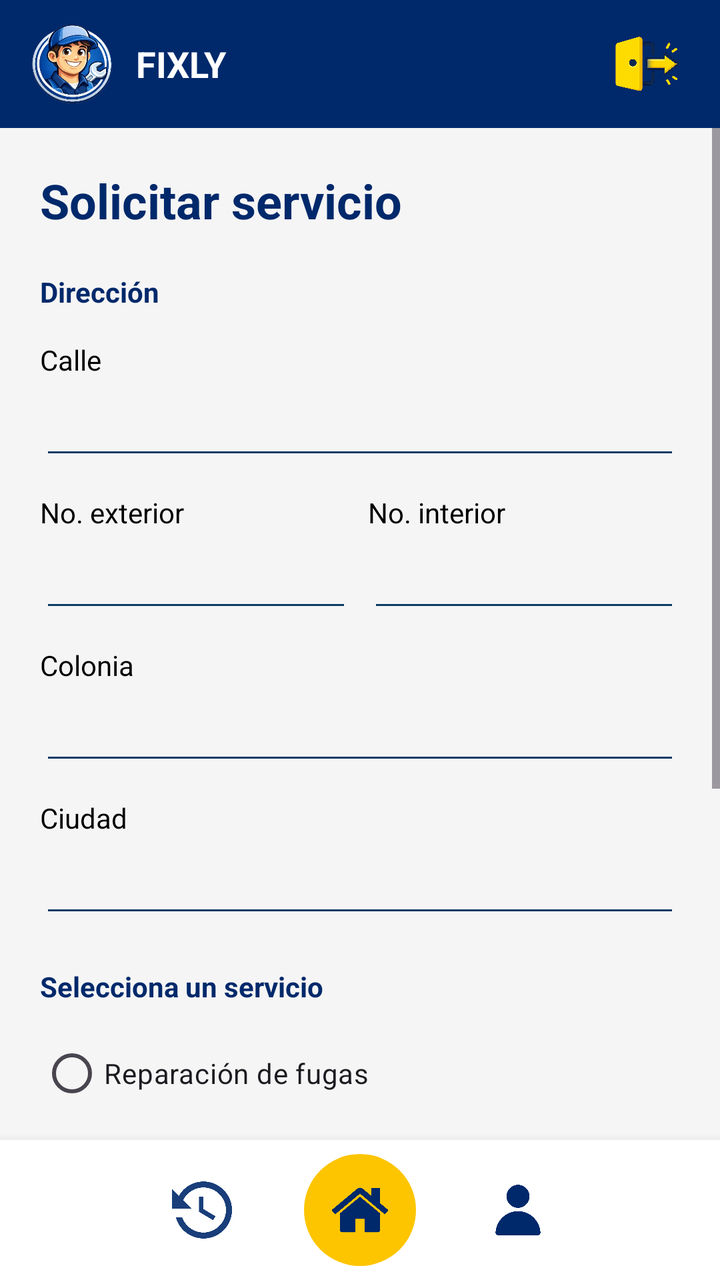
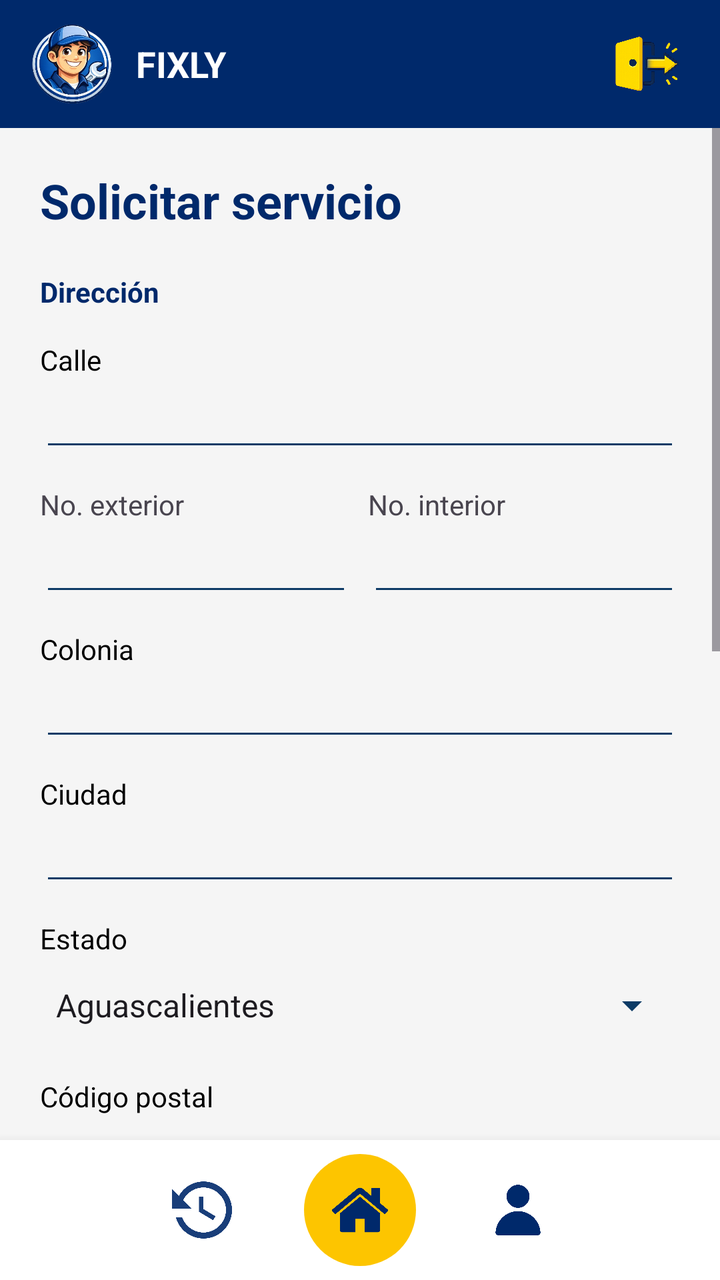

Before-and-after screenshots of an Android layout around one commit, followed by the original layout XML and the change that was made.
<!-- AndroidManifest.xml: application theme Theme.Fixly -->
<!-- res/layout/activity_solicitar_servicio.xml -->
<?xml version="1.0" encoding="utf-8"?>
<LinearLayout
    xmlns:android="http://schemas.android.com/apk/res/android"
    android:id="@+id/main"
    android:layout_width="match_parent"
    android:layout_height="match_parent"
    android:orientation="vertical"
    android:background="#F5F5F5">


    <include layout="@layout/header"/>

    <ScrollView
        android:layout_width="match_parent"
        android:layout_height="0dp"
        android:layout_weight="1">

        <LinearLayout
            android:id="@+id/layout_contenido_solicitud"
            android:layout_width="match_parent"
            android:layout_height="wrap_content"
            android:orientation="vertical"
            android:padding="20dp">

            <TextView
                android:layout_width="wrap_content"
                android:layout_height="wrap_content"
                android:text="Solicitar servicio"
                android:textSize="24sp"
                android:textStyle="bold"
                android:textColor="@color/azul_fixly"
                android:layout_marginBottom="20dp"/>

            <TextView
                android:layout_width="wrap_content"
                android:layout_height="wrap_content"
                android:text="Dirección"
                android:textStyle="bold"
                android:textColor="@color/azul_fixly"
                android:layout_marginBottom="15dp"/>


            <TextView
                android:layout_width="wrap_content"
                android:layout_height="wrap_content"
                android:text="Calle"
                android:textColor="#000000"
                android:textSize="14sp"
                android:layout_marginBottom="4dp"/>

            <EditText
                android:id="@+id/input_calle"
                android:layout_width="match_parent"
                android:layout_height="wrap_content"
                android:backgroundTint="#0D3B66"
                android:layout_marginBottom="12dp"/>


            <LinearLayout
                android:layout_width="match_parent"
                android:layout_height="wrap_content"
                android:orientation="horizontal"
                android:layout_marginBottom="12dp">


                <LinearLayout
                    android:layout_width="0dp"
                    android:layout_height="wrap_content"
                    android:layout_weight="1"
                    android:orientation="vertical"
                    android:layout_marginEnd="8dp">

                    <TextView
                        android:layout_width="wrap_content"
                        android:layout_height="wrap_content"
                        android:text="No. exterior"
                        android:textColor="#000000"
                        android:textSize="14sp"
                        android:layout_marginBottom="4dp"/>

                    <EditText
                        android:id="@+id/input_numero_exterior"
                        android:layout_width="match_parent"
                        android:layout_height="wrap_content"
                        android:backgroundTint="#0D3B66"/>
                </LinearLayout>


                <LinearLayout
                    android:layout_width="0dp"
                    android:layout_height="wrap_content"
                    android:layout_weight="1"
                    android:orientation="vertical">

                    <TextView
                        android:layout_width="wrap_content"
                        android:layout_height="wrap_content"
                        android:text="No. interior"
                        android:textColor="#000000"
                        android:textSize="14sp"
                        android:layout_marginBottom="4dp"/>

                    <EditText
                        android:id="@+id/input_numero_interior"
                        android:layout_width="match_parent"
                        android:layout_height="wrap_content"
                        android:backgroundTint="#0D3B66"/>
                </LinearLayout>

            </LinearLayout>


            <TextView
                android:layout_width="wrap_content"
                android:layout_height="wrap_content"
                android:text="Colonia"
                android:textColor="#000000"
                android:textSize="14sp"
                android:layout_marginBottom="4dp"/>

            <EditText
                android:id="@+id/input_colonia"
                android:layout_width="match_parent"
                android:layout_height="wrap_content"
                android:backgroundTint="#0D3B66"
                android:layout_marginBottom="12dp"/>

            <TextView
                android:layout_width="wrap_content"
                android:layout_height="wrap_content"
                android:text="Ciudad"
                android:textColor="#000000"
                android:textSize="14sp"
                android:layout_marginBottom="4dp"/>

            <EditText
                android:id="@+id/input_ciudad"
                android:layout_width="match_parent"
                android:layout_height="wrap_content"
                android:backgroundTint="#0D3B66"
                android:layout_marginBottom="20dp"/>


            <TextView
                android:layout_width="wrap_content"
                android:layout_height="wrap_content"
                android:text="Selecciona un servicio"
                android:textStyle="bold"
                android:textColor="@color/azul_fixly"
                android:layout_marginBottom="10dp"/>

            <RadioGroup
                android:id="@+id/grupo_servicios"
                android:layout_width="match_parent"
                android:layout_height="wrap_content"
                android:orientation="vertical"
                android:layout_marginBottom="20dp">

                
                <RadioButton
                    android:layout_width="match_parent"
                    android:layout_height="wrap_content"
                    android:text="Reparación de fugas"/>

                <RadioButton
                    android:layout_width="match_parent"
                    android:layout_height="wrap_content"
                    android:text="Instalación de tubería"/>

            </RadioGroup>


            <TextView
                android:layout_width="wrap_content"
                android:layout_height="wrap_content"
                android:text="Descripción del servicio"
                android:textStyle="bold"
                android:textColor="@color/azul_fixly"
                android:layout_marginBottom="4dp"/>

            <EditText
                android:id="@+id/input_descripcion_servicio"
                android:layout_width="match_parent"
                android:layout_height="wrap_content"
                android:backgroundTint="#0D3B66"
                android:layout_marginBottom="30dp"/>

            <Button
                android:id="@+id/boton_solicitar_servicio"
                android:layout_width="match_parent"
                android:layout_height="wrap_content"
                android:text="Solicitar"
                android:backgroundTint="@color/amarillo_fixly"
                android:textColor="@color/azul_fixly"
                android:textStyle="bold"/>


            <Button
                android:id="@+id/boton_cancelar_servicio"
                android:layout_width="match_parent"
                android:layout_height="wrap_content"
                android:text="Cancelar"
                android:backgroundTint="#E0E0E0"
                android:textColor="@color/azul_fixly"/>

        </LinearLayout>

    </ScrollView>


    <include layout="@layout/bottom_nav"/>

</LinearLayout>
<!-- res/layout/header.xml (included above) -->
<?xml version="1.0" encoding="utf-8"?>
<LinearLayout xmlns:android="http://schemas.android.com/apk/res/android"
    xmlns:app="http://schemas.android.com/apk/res-auto"
    android:id="@+id/header_container"
    android:layout_width="match_parent"
    android:layout_height="64dp"
    android:background="@color/azul_fixly"
    android:gravity="center_vertical"
    android:paddingHorizontal="16dp"
    android:orientation="horizontal">

    <ImageView
        android:layout_width="40dp"
        android:layout_height="40dp"
        android:scaleType="fitCenter"
        android:src="@drawable/logo" />

    <TextView
        android:layout_width="0dp"
        android:layout_height="wrap_content"
        android:layout_marginStart="12dp"
        android:layout_weight="1"
        android:text="FIXLY"
        android:textColor="@android:color/white"
        android:textSize="18sp"
        android:textStyle="bold" />

    <ImageView
        android:id="@+id/imageView"
        android:layout_width="40dp"
        android:layout_height="40dp"
        app:srcCompat="@drawable/ic_cerrar_sesion" />

</LinearLayout>
<!-- res/layout/bottom_nav.xml (included above) -->
<?xml version="1.0" encoding="utf-8"?>
<LinearLayout xmlns:android="http://schemas.android.com/apk/res/android"
    xmlns:app="http://schemas.android.com/apk/res-auto"
    android:id="@+id/bottom_container"
    android:layout_width="match_parent"
    android:layout_height="70dp"
    android:background="@android:color/white"
    android:elevation="8dp"
    android:gravity="center"
    android:orientation="horizontal">

    <ImageView
        android:id="@+id/historial_barra_navegacion"
        android:layout_width="30dp"
        android:layout_height="30dp"
        android:src="@drawable/icono_solicitudes"
        android:tint="#00296b" />

    <FrameLayout
        android:id="@+id/home_barra_navegacion"
        android:layout_width="56dp"
        android:layout_height="56dp"
        android:layout_marginHorizontal="36dp"
        android:background="@drawable/bg_home">

        <ImageView
            android:layout_width="28dp"
            android:layout_height="28dp"
            android:layout_gravity="center"
            android:src="@drawable/icono_home"
            app:tint="#00296b" />
    </FrameLayout>

    <ImageView
        android:id="@+id/perfil_barra_navegacion"
        android:layout_width="30dp"
        android:layout_height="30dp"
        android:src="@drawable/icono_usuario"
        app:tint="#00296b" />

</LinearLayout>
<!-- resources referenced by this layout -->
<resources>
  <color name="amarillo_fixly">#fdc500</color>
  <color name="azul_fixly">#00296b</color>
  <!-- drawable bg_home (drawable) -->
  <?xml version="1.0" encoding="utf-8"?>
  <shape xmlns:android="http://schemas.android.com/apk/res/android"
      android:shape="oval">
      <solid android:color="#fdc500"/>
  </shape>
  <!-- drawable ic_cerrar_sesion: png bitmap (drawable, 236120 bytes) -->
  <!-- drawable icono_home: png bitmap (drawable, 9640 bytes) -->
  <!-- drawable icono_solicitudes: png bitmap (drawable, 14988 bytes) -->
  <!-- drawable icono_usuario: png bitmap (drawable, 6687 bytes) -->
  <!-- drawable logo: png bitmap (drawable, 142083 bytes) -->
  <style name="Theme.Fixly" parent="Base.Theme.Fixly" />
  <style name="Base.Theme.Fixly" parent="Theme.Material3.DayNight.NoActionBar">
          
          
      </style>
</resources>

<!-- the commit's change to res/layout/activity_solicitar_servicio.xml (unified diff, before → after) -->
@@ -7,7 +7,6 @@
     android:orientation="vertical"
     android:background="#F5F5F5">
 
-
     <include layout="@layout/header"/>
 
     <ScrollView
@@ -22,6 +21,7 @@
             android:orientation="vertical"
             android:padding="20dp">
 
+
             <TextView
                 android:layout_width="wrap_content"
                 android:layout_height="wrap_content"
@@ -31,6 +31,7 @@
                 android:textColor="@color/azul_fixly"
                 android:layout_marginBottom="20dp"/>
 
+
             <TextView
                 android:layout_width="wrap_content"
                 android:layout_height="wrap_content"
@@ -39,14 +40,13 @@
                 android:textColor="@color/azul_fixly"
                 android:layout_marginBottom="15dp"/>
 
-
+            
             <TextView
                 android:layout_width="wrap_content"
                 android:layout_height="wrap_content"
                 android:text="Calle"
                 android:textColor="#000000"
-                android:textSize="14sp"
-                android:layout_marginBottom="4dp"/>
+                android:textSize="14sp"/>
 
             <EditText
                 android:id="@+id/input_calle"
@@ -61,7 +61,6 @@
                 android:layout_height="wrap_content"
                 android:orientation="horizontal"
                 android:layout_marginBottom="12dp">
-
 
                 <LinearLayout
                     android:layout_width="0dp"
@@ -74,9 +73,7 @@
                         android:layout_width="wrap_content"
                         android:layout_height="wrap_content"
                         android:text="No. exterior"
-                        android:textColor="#000000"
-                        android:textSize="14sp"
-                        android:layout_marginBottom="4dp"/>
+                        android:textSize="14sp"/>
 
                     <EditText
                         android:id="@+id/input_numero_exterior"
@@ -85,7 +82,6 @@
                         android:backgroundTint="#0D3B66"/>
                 </LinearLayout>
 
-
                 <LinearLayout
                     android:layout_width="0dp"
                     android:layout_height="wrap_content"
@@ -96,9 +92,7 @@
                         android:layout_width="wrap_content"
                         android:layout_height="wrap_content"
                         android:text="No. interior"
-                        android:textColor="#000000"
-                        android:textSize="14sp"
-                        android:layout_marginBottom="4dp"/>
+                        android:textSize="14sp"/>
 
                     <EditText
                         android:id="@+id/input_numero_interior"
@@ -115,8 +109,7 @@
                 android:layout_height="wrap_content"
                 android:text="Colonia"
                 android:textColor="#000000"
-                android:textSize="14sp"
-                android:layout_marginBottom="4dp"/>
+                android:textSize="14sp"/>
 
             <EditText
                 android:id="@+id/input_colonia"
@@ -130,11 +123,57 @@
                 android:layout_height="wrap_content"
                 android:text="Ciudad"
                 android:textColor="#000000"
-                android:textSize="14sp"
-                android:layout_marginBottom="4dp"/>
+                android:textSize="14sp"/>
 
             <EditText
                 android:id="@+id/input_ciudad"
+                android:layout_width="match_parent"
+                android:layout_height="wrap_content"
+                android:backgroundTint="#0D3B66"
+                android:layout_marginBottom="12dp"/>
+
+            
+            <TextView
+                android:layout_width="wrap_content"
+                android:layout_height="wrap_content"
+                android:text="Estado"
+                android:textColor="#000000"
+                android:textSize="14sp"/>
+
+            <Spinner
+                android:id="@+id/spinner_estado"
+                android:layout_width="match_parent"
+                android:layout_height="48dp"
+                android:backgroundTint="#0D3B66"
+                android:layout_marginBottom="12dp"
+                android:entries="@array/estados_mexico"/>
+
+
+            <TextView
+                android:layout_width="wrap_content"
+                android:layout_height="wrap_content"
+                android:text="Código postal"
+                android:textColor="#000000"
+                android:textSize="14sp"/>
+
+            <EditText
+                android:id="@+id/input_cp"
+                android:layout_width="match_parent"
+                android:layout_height="wrap_content"
+                android:inputType="number"
+                android:backgroundTint="#0D3B66"
+                android:layout_marginBottom="12dp"/>
+
+
+            <TextView
+                android:layout_width="wrap_content"
+                android:layout_height="wrap_content"
+                android:text="Referencia"
+                android:textColor="#000000"
+                android:textSize="14sp"/>
+
+            <EditText
+                android:id="@+id/input_referencia"
                 android:layout_width="match_parent"
                 android:layout_height="wrap_content"
                 android:backgroundTint="#0D3B66"
@@ -153,10 +192,8 @@
                 android:id="@+id/grupo_servicios"
                 android:layout_width="match_parent"
                 android:layout_height="wrap_content"
-                android:orientation="vertical"
                 android:layout_marginBottom="20dp">
 
-                
                 <RadioButton
                     android:layout_width="match_parent"
                     android:layout_height="wrap_content"
@@ -175,8 +212,7 @@
                 android:layout_height="wrap_content"
                 android:text="Descripción del servicio"
                 android:textStyle="bold"
-                android:textColor="@color/azul_fixly"
-                android:layout_marginBottom="4dp"/>
+                android:textColor="@color/azul_fixly"/>
 
             <EditText
                 android:id="@+id/input_descripcion_servicio"
@@ -184,6 +220,7 @@
                 android:layout_height="wrap_content"
                 android:backgroundTint="#0D3B66"
                 android:layout_marginBottom="30dp"/>
+
 
             <Button
                 android:id="@+id/boton_solicitar_servicio"
@@ -194,7 +231,6 @@
                 android:textColor="@color/azul_fixly"
                 android:textStyle="bold"/>
 
-
             <Button
                 android:id="@+id/boton_cancelar_servicio"
                 android:layout_width="match_parent"
@@ -206,7 +242,6 @@
         </LinearLayout>
 
     </ScrollView>
-
 
     <include layout="@layout/bottom_nav"/>
 
<!-- resource entries referenced after the edit -->
@@ -1,5 +1,39 @@
 <!-- resources referenced by this layout -->
 <resources>
+  <string-array name="estados_mexico">
+          <item>Aguascalientes</item>
+          <item>Baja California</item>
+          <item>Baja California Sur</item>
+          <item>Campeche</item>
+          <item>Chiapas</item>
+          <item>Chihuahua</item>
+          <item>Coahuila</item>
+          <item>Colima</item>
+          <item>Ciudad de México</item>
+          <item>Durango</item>
+          <item>Guanajuato</item>
+          <item>Guerrero</item>
+          <item>Hidalgo</item>
+          <item>Jalisco</item>
+          <item>México</item>
+          <item>Michoacán</item>
+          <item>Morelos</item>
+          <item>Nayarit</item>
+          <item>Nuevo León</item>
+          <item>Oaxaca</item>
+          <item>Puebla</item>
+          <item>Querétaro</item>
+          <item>Quintana Roo</item>
+          <item>San Luis Potosí</item>
+          <item>Sinaloa</item>
+          <item>Sonora</item>
+          <item>Tabasco</item>
+          <item>Tamaulipas</item>
+          <item>Tlaxcala</item>
+          <item>Veracruz</item>
+          <item>Yucatán</item>
+          <item>Zacatecas</item>
+      </string-array>
   <color name="amarillo_fixly">#fdc500</color>
   <color name="azul_fixly">#00296b</color>
   <!-- drawable bg_home (drawable) -->
